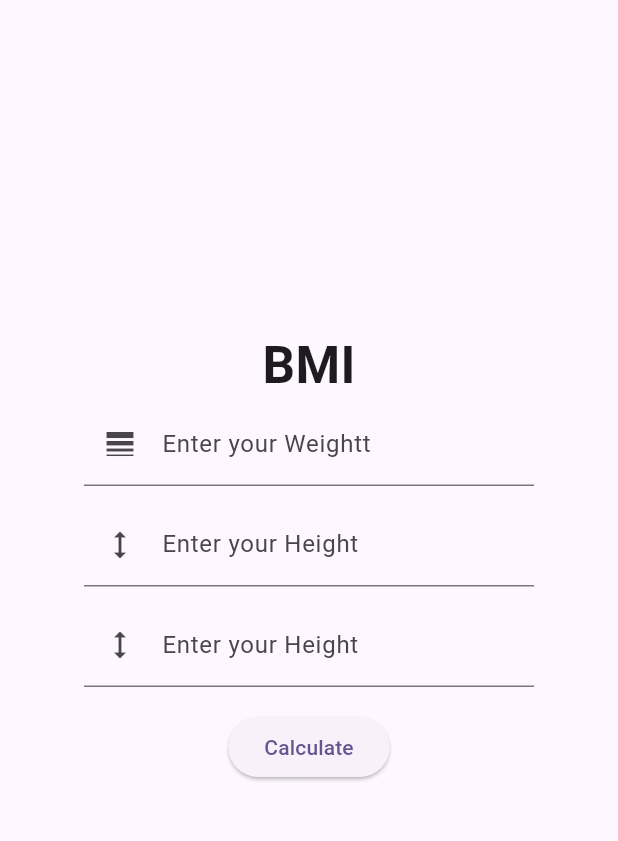
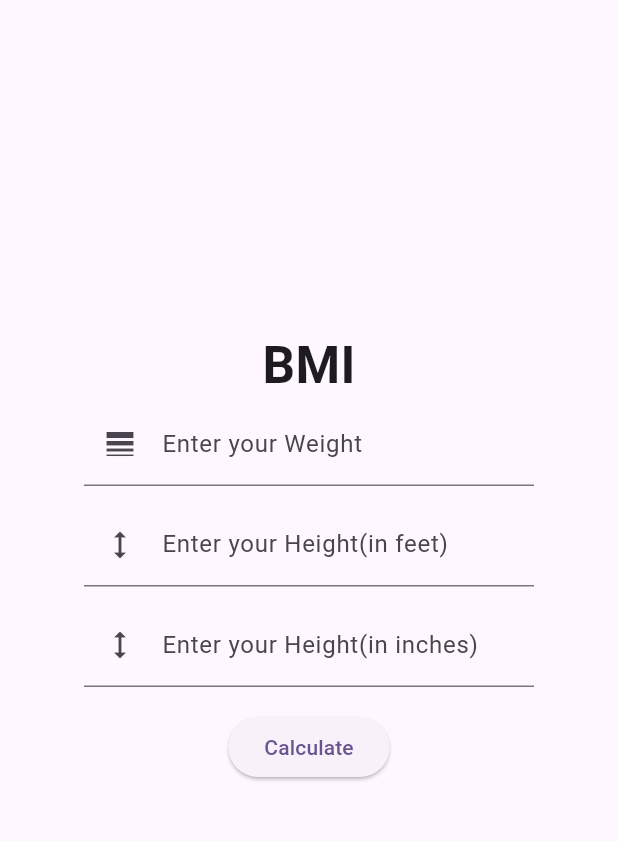
Before and after one commit to i-m-sonu/BMI-Calculator-App, a Flutter app: the screen it shows after launch, on a phone screen of 412 x 824 dp, the part 84-925 px from its top. Run offline on Flutter 3.47's test engine with Material 3 defaults, Android fonts, the phone set to English and light mode, and no system bars.

Commit message:
up for now

```diff
--- a/lib/main.dart
+++ b/lib/main.dart
@@ -34,10 +34,10 @@ class _MyHomePageState extends State<MyHomePage> {
   var wt = TextEditingController();
   var ft = TextEditingController();
   var inc = TextEditingController();
-  var result="";
+  var result = "";
+
   @override
   Widget build(BuildContext context) {
-
     return Scaffold(
         appBar: AppBar(
           backgroundColor: Theme.of(context).colorScheme.inversePrimary,
@@ -57,7 +57,7 @@ class _MyHomePageState extends State<MyHomePage> {
                 TextField(
                   controller: wt,
                   decoration: InputDecoration(
-                      label: Text("Enter your Weightt"),
+                      label: Text("Enter your Weight"),
                       prefixIcon: Icon(Icons.line_weight)),
                   keyboardType: TextInputType.number,
                 ),
@@ -67,7 +67,7 @@ class _MyHomePageState extends State<MyHomePage> {
                 TextField(
                   controller: ft,
                   decoration: InputDecoration(
-                      label: Text("Enter your Height"),
+                      label: Text("Enter your Height(in feet)"),
                       prefixIcon: Icon(Icons.height)),
                   keyboardType: TextInputType.number,
                 ),
@@ -77,7 +77,7 @@ class _MyHomePageState extends State<MyHomePage> {
                 TextField(
                   controller: inc,
                   decoration: InputDecoration(
-                      label: Text("Enter your Height"),
+                      label: Text("Enter your Height(in inches)"),
                       prefixIcon: Icon(Icons.height)),
                   keyboardType: TextInputType.number,
                 ),
@@ -107,7 +107,6 @@ class _MyHomePageState extends State<MyHomePage> {
                       }
                     },
                     child: Text("Calculate")),
-
                 Text(
                   result,
                   style: TextStyle(fontSize: 19),
```
